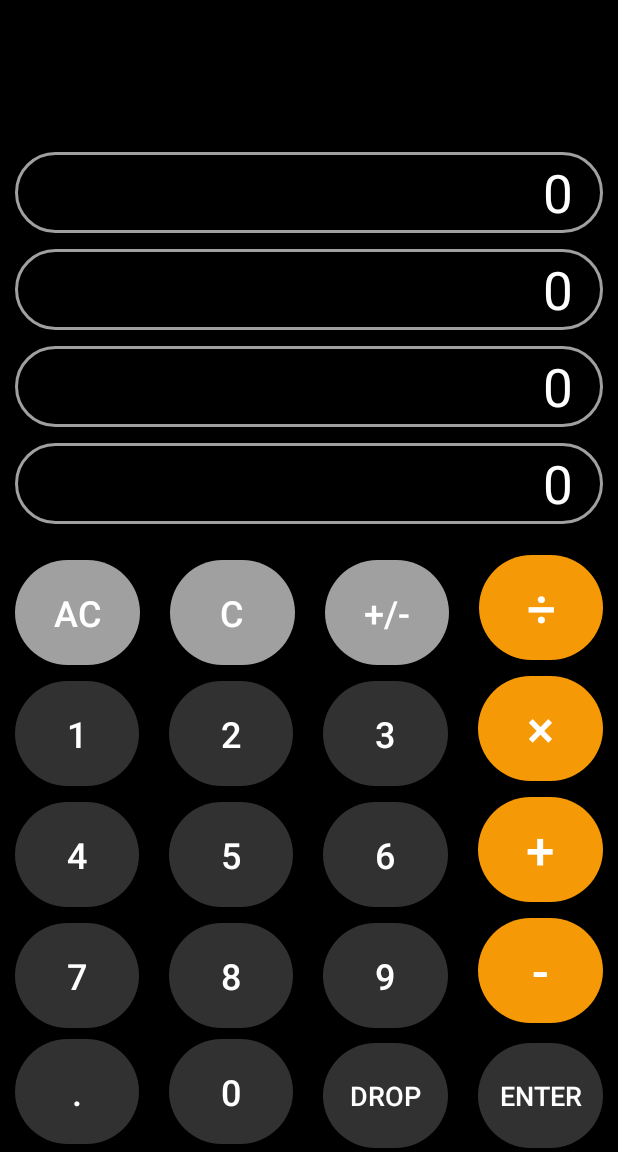
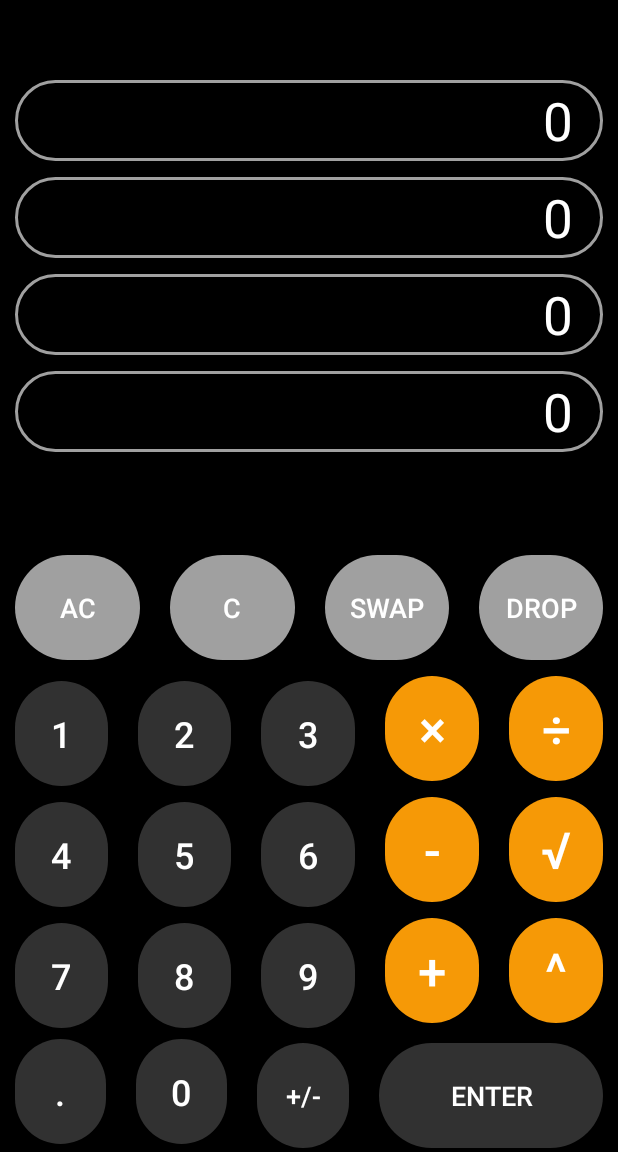
Before and after one commit to wachuuu/RPN-calculator, an Android app: the screen it shows after launch (MainActivity), on a phone screen of 412 x 824 dp, the part 84-1236 px from its top. Run offline under Robolectric (Android 15) with nearby library versions, the phone set to English and light mode, and no system bars.

Commit message:
additional math operators

```diff
--- a/app/src/main/java/com/example/rpncalc/MainActivity.kt
+++ b/app/src/main/java/com/example/rpncalc/MainActivity.kt
@@ -2,12 +2,28 @@ package com.example.rpncalc
 
 import androidx.appcompat.app.AppCompatActivity
 import android.os.Bundle
-import android.view.Window
-import android.view.WindowManager
+import android.view.View
+import android.widget.Button
+import android.widget.TextView
 
 class MainActivity : AppCompatActivity() {
     override fun onCreate(savedInstanceState: Bundle?) {
         super.onCreate(savedInstanceState)
         setContentView(R.layout.activity_main)
     }
+
+    fun numberClicked(v: View) {
+        val b: Button = v as Button
+        val row: TextView = findViewById(R.id.row0)
+        if (row.text == getString(R.string.zero)) {
+            row.text = b.text.toString()
+        } else {
+            row.text = row.text.toString().plus(b.text.toString())
+        }
+    }
+
+    fun clear(v: View) {
+        val row: TextView = findViewById(R.id.row0)
+        row.text = getString(R.string.zero)
+    }
 }
--- a/app/src/main/res/layout/activity_main.xml
+++ b/app/src/main/res/layout/activity_main.xml
@@ -5,7 +5,8 @@
     android:layout_width="match_parent"
     android:layout_height="match_parent"
     android:background="@color/black"
-    tools:context=".MainActivity">
+    tools:context=".MainActivity"
+    tools:ignore="UsingOnClickInXml">
 
     <LinearLayout
         android:id="@+id/linearLayout"
@@ -16,10 +17,11 @@
         app:layout_constraintBottom_toTopOf="@+id/tableLayout"
         app:layout_constraintEnd_toEndOf="parent"
         app:layout_constraintHorizontal_bias="0.5"
-        app:layout_constraintStart_toStartOf="parent">
+        app:layout_constraintStart_toStartOf="parent"
+        app:layout_constraintTop_toTopOf="parent">
 
         <TextView
-            android:id="@+id/textView"
+            android:id="@+id/row3"
             android:layout_width="match_parent"
             android:layout_height="wrap_content"
             android:layout_marginHorizontal="10dp"
@@ -34,7 +36,7 @@
             android:textSize="35sp" />
 
         <TextView
-            android:id="@+id/textView2"
+            android:id="@+id/row2"
             android:layout_width="match_parent"
             android:layout_height="wrap_content"
             android:layout_marginHorizontal="10dp"
@@ -49,7 +51,7 @@
             android:textSize="35sp" />
 
         <TextView
-            android:id="@+id/textView3"
+            android:id="@+id/row1"
             android:layout_width="match_parent"
             android:layout_height="wrap_content"
             android:layout_marginHorizontal="10dp"
@@ -64,7 +66,7 @@
             android:textSize="35sp" />
 
         <TextView
-            android:id="@+id/textView4"
+            android:id="@+id/row0"
             android:layout_width="match_parent"
             android:layout_height="wrap_content"
             android:layout_marginHorizontal="10dp"
@@ -94,7 +96,6 @@
 
 
             <androidx.appcompat.widget.AppCompatButton
-
                 android:id="@+id/clearallbtn"
                 style="@style/Widget.AppCompat.Button.Borderless"
                 android:layout_width="wrap_content"
@@ -106,10 +107,9 @@
                 android:backgroundTint="@color/primary_light"
                 android:text="@string/clearall"
                 android:textColor="@color/white"
-                android:textSize="24sp" />
+                android:textSize="18sp" />
 
             <androidx.appcompat.widget.AppCompatButton
-
                 android:id="@+id/clearbtn"
                 style="@style/Widget.AppCompat.Button.Borderless"
                 android:layout_width="wrap_content"
@@ -119,13 +119,13 @@
                 android:layout_weight="1"
                 android:background="@drawable/rounded"
                 android:backgroundTint="@color/primary_light"
+                android:onClick="clear"
                 android:text="@string/clear"
                 android:textColor="@color/white"
-                android:textSize="24sp" />
+                android:textSize="18sp" />
 
             <androidx.appcompat.widget.AppCompatButton
-
-                android:id="@+id/plusminusbtn"
+                android:id="@+id/swapbtn"
                 style="@style/Widget.AppCompat.Button.Borderless"
                 android:layout_width="wrap_content"
                 android:layout_height="70dp"
@@ -134,15 +134,92 @@
                 android:layout_weight="1"
                 android:background="@drawable/rounded"
                 android:backgroundTint="@color/primary_light"
-                android:text="@string/plusminus"
+                android:text="@string/swap"
+                android:textColor="@color/white"
+                android:textSize="18sp" />
+
+
+            <androidx.appcompat.widget.AppCompatButton
+                android:id="@+id/dropbtn"
+                style="@style/Widget.AppCompat.Button.Borderless"
+                android:layout_width="wrap_content"
+                android:layout_height="70dp"
+                android:layout_marginHorizontal="10dp"
+                android:layout_marginVertical="5dp"
+                android:layout_weight="1"
+                android:background="@drawable/rounded"
+                android:backgroundTint="@color/primary_light"
+                android:text="@string/drop"
+                android:textColor="@color/white"
+                android:textSize="18sp" />
+
+
+        </TableRow>
+
+        <TableRow
+            android:layout_width="match_parent"
+            android:layout_height="match_parent">
+
+            <androidx.appcompat.widget.AppCompatButton
+                android:id="@+id/onebtn"
+                style="@style/Widget.AppCompat.Button.Borderless"
+                android:layout_width="0dp"
+                android:layout_height="70dp"
+                android:layout_marginHorizontal="10dp"
+                android:layout_marginVertical="5dp"
+                android:layout_weight="1"
+                android:background="@drawable/rounded"
+                android:onClick="numberClicked"
+                android:text="@string/one"
                 android:textColor="@color/white"
                 android:textSize="24sp" />
 
             <androidx.appcompat.widget.AppCompatButton
+                android:id="@+id/twobtn"
+                style="@style/Widget.AppCompat.Button.Borderless"
+                android:layout_width="0dp"
+                android:layout_height="70dp"
+                android:layout_marginHorizontal="10dp"
+                android:layout_marginVertical="5dp"
+                android:layout_weight="1"
+                android:background="@drawable/rounded"
+                android:onClick="numberClicked"
+                android:text="@string/two"
+                android:textColor="@color/white"
+                android:textSize="24sp" />
 
+            <androidx.appcompat.widget.AppCompatButton
+                android:id="@+id/threebtn"
+                style="@style/Widget.AppCompat.Button.Borderless"
+                android:layout_width="0dp"
+                android:layout_height="70dp"
+                android:layout_marginHorizontal="10dp"
+                android:layout_marginVertical="5dp"
+                android:layout_weight="1"
+                android:background="@drawable/rounded"
+                android:onClick="numberClicked"
+                android:text="@string/three"
+                android:textColor="@color/white"
+                android:textSize="24sp" />
+
+            <androidx.appcompat.widget.AppCompatButton
+                android:id="@+id/multiplybtn"
+                style="@style/Widget.AppCompat.Button.Borderless"
+                android:layout_width="0dp"
+                android:layout_height="70dp"
+                android:layout_marginHorizontal="10dp"
+                android:layout_marginVertical="5dp"
+                android:layout_weight="1"
+                android:background="@drawable/rounded"
+                android:backgroundTint="@color/accent"
+                android:text="@string/multiply"
+                android:textColor="@color/white"
+                android:textSize="34sp" />
+
+            <androidx.appcompat.widget.AppCompatButton
                 android:id="@+id/dividebtn"
                 style="@style/Widget.AppCompat.Button.Borderless"
-                android:layout_width="wrap_content"
+                android:layout_width="0dp"
                 android:layout_height="70dp"
                 android:layout_marginHorizontal="10dp"
                 android:layout_marginVertical="5dp"
@@ -161,50 +238,50 @@
             android:layout_height="match_parent">
 
             <androidx.appcompat.widget.AppCompatButton
-
+                android:id="@+id/fourbtn"
                 style="@style/Widget.AppCompat.Button.Borderless"
-                android:id="@+id/onebtn"
                 android:layout_width="0dp"
                 android:layout_height="70dp"
                 android:layout_marginHorizontal="10dp"
                 android:layout_marginVertical="5dp"
-                android:textColor="@color/white"
-                android:textSize="24sp"
                 android:layout_weight="1"
                 android:background="@drawable/rounded"
-                android:text="@string/one" />
+                android:onClick="numberClicked"
+                android:text="@string/four"
+                android:textColor="@color/white"
+                android:textSize="24sp" />
 
             <androidx.appcompat.widget.AppCompatButton
-
+                android:id="@+id/fivebtn"
                 style="@style/Widget.AppCompat.Button.Borderless"
-                android:id="@+id/twobtn"
                 android:layout_width="0dp"
                 android:layout_height="70dp"
                 android:layout_marginHorizontal="10dp"
                 android:layout_marginVertical="5dp"
-                android:textColor="@color/white"
-                android:textSize="24sp"
                 android:layout_weight="1"
                 android:background="@drawable/rounded"
-                android:text="@string/two" />
+                android:onClick="numberClicked"
+                android:text="@string/five"
+                android:textColor="@color/white"
+                android:textSize="24sp" />
 
             <androidx.appcompat.widget.AppCompatButton
 
+                android:id="@+id/sixbtn"
                 style="@style/Widget.AppCompat.Button.Borderless"
-                android:id="@+id/threebtn"
                 android:layout_width="0dp"
                 android:layout_height="70dp"
                 android:layout_marginHorizontal="10dp"
                 android:layout_marginVertical="5dp"
-                android:textColor="@color/white"
-                android:textSize="24sp"
                 android:layout_weight="1"
                 android:background="@drawable/rounded"
-                android:text="@string/three" />
+                android:onClick="numberClicked"
+                android:text="@string/six"
+                android:textColor="@color/white"
+                android:textSize="24sp" />
 
             <androidx.appcompat.widget.AppCompatButton
-
-                android:id="@+id/multiplybtn"
+                android:id="@+id/subtractbtn"
                 style="@style/Widget.AppCompat.Button.Borderless"
                 android:layout_width="0dp"
                 android:layout_height="70dp"
@@ -213,7 +290,21 @@
                 android:layout_weight="1"
                 android:background="@drawable/rounded"
                 android:backgroundTint="@color/accent"
-                android:text="@string/multiply"
+                android:text="@string/subtract"
+                android:textColor="@color/white"
+                android:textSize="34sp" />
+
+            <androidx.appcompat.widget.AppCompatButton
+                android:id="@+id/sqrtbtn"
+                style="@style/Widget.AppCompat.Button.Borderless"
+                android:layout_width="0dp"
+                android:layout_height="70dp"
+                android:layout_marginHorizontal="10dp"
+                android:layout_marginVertical="5dp"
+                android:layout_weight="1"
+                android:background="@drawable/rounded"
+                android:backgroundTint="@color/accent"
+                android:text="@string/sqrt"
                 android:textColor="@color/white"
                 android:textSize="34sp" />
         </TableRow>
@@ -223,49 +314,48 @@
             android:layout_height="match_parent">
 
             <androidx.appcompat.widget.AppCompatButton
-
+                android:id="@+id/sevenbtn"
                 style="@style/Widget.AppCompat.Button.Borderless"
-                android:id="@+id/fourbtn"
                 android:layout_width="0dp"
                 android:layout_height="70dp"
                 android:layout_marginHorizontal="10dp"
                 android:layout_marginVertical="5dp"
-                android:textColor="@color/white"
-                android:textSize="24sp"
                 android:layout_weight="1"
                 android:background="@drawable/rounded"
-                android:text="@string/four" />
+                android:onClick="numberClicked"
+                android:text="@string/seven"
+                android:textColor="@color/white"
+                android:textSize="24sp" />
 
             <androidx.appcompat.widget.AppCompatButton
-
+                android:id="@+id/eightbtn"
                 style="@style/Widget.AppCompat.Button.Borderless"
-                android:id="@+id/fivebtn"
                 android:layout_width="0dp"
                 android:layout_height="70dp"
                 android:layout_marginHorizontal="10dp"
                 android:layout_marginVertical="5dp"
-                android:textColor="@color/white"
-                android:textSize="24sp"
                 android:layout_weight="1"
                 android:background="@drawable/rounded"
-                android:text="@string/five" />
+                android:onClick="numberClicked"
+                android:text="@string/eight"
+                android:textColor="@color/white"
+                android:textSize="24sp" />
 
             <androidx.appcompat.widget.AppCompatButton
-
+                android:id="@+id/ninebtn"
                 style="@style/Widget.AppCompat.Button.Borderless"
-                android:id="@+id/sixbtn"
                 android:layout_width="0dp"
                 android:layout_height="70dp"
                 android:layout_marginHorizontal="10dp"
                 android:layout_marginVertical="5dp"
-                android:textColor="@color/white"
-                android:textSize="24sp"
                 android:layout_weight="1"
                 android:background="@drawable/rounded"
-                android:text="@string/six" />
+                android:onClick="numberClicked"
+                android:text="@string/nine"
+                android:textColor="@color/white"
+                android:textSize="24sp" />
 
             <androidx.appcompat.widget.AppCompatButton
-
                 android:id="@+id/addbtn"
                 style="@style/Widget.AppCompat.Button.Borderless"
                 android:layout_width="0dp"
@@ -278,57 +368,9 @@
                 android:text="@string/add"
                 android:textColor="@color/white"
                 android:textSize="34sp" />
-        </TableRow>
-
-        <TableRow
-            android:layout_width="match_parent"
-            android:layout_height="match_parent">
 
             <androidx.appcompat.widget.AppCompatButton
-
-                style="@style/Widget.AppCompat.Button.Borderless"
-                android:id="@+id/sevenbtn"
-                android:layout_width="0dp"
-                android:layout_height="70dp"
-                android:layout_marginHorizontal="10dp"
-                android:layout_marginVertical="5dp"
-                android:textColor="@color/white"
-                android:textSize="24sp"
-                android:layout_weight="1"
-                android:background="@drawable/rounded"
-                android:text="@string/seven" />
-
-            <androidx.appcompat.widget.AppCompatButton
-
-                style="@style/Widget.AppCompat.Button.Borderless"
-                android:id="@+id/eightbtn"
-                android:layout_width="0dp"
-                android:layout_height="70dp"
-                android:layout_marginHorizontal="10dp"
-                android:layout_marginVertical="5dp"
-                android:textColor="@color/white"
-                android:textSize="24sp"
-                android:layout_weight="1"
-                android:background="@drawable/rounded"
-                android:text="@string/eight" />
-
-            <androidx.appcompat.widget.AppCompatButton
-
-                style="@style/Widget.AppCompat.Button.Borderless"
-                android:id="@+id/ninebtn"
-                android:layout_width="0dp"
-                android:layout_height="70dp"
-                android:layout_marginHorizontal="10dp"
-                android:layout_marginVertical="5dp"
-                android:textColor="@color/white"
-                android:textSize="24sp"
-                android:layout_weight="1"
-                android:background="@drawable/rounded"
-                android:text="@string/nine" />
-
-            <androidx.appcompat.widget.AppCompatButton
-
-                android:id="@+id/subtractbtn"
+                android:id="@+id/powbtn"
                 style="@style/Widget.AppCompat.Button.Borderless"
                 android:layout_width="0dp"
                 android:layout_height="70dp"
@@ -337,7 +379,7 @@
                 android:layout_weight="1"
                 android:background="@drawable/rounded"
                 android:backgroundTint="@color/accent"
-                android:text="@string/subtract"
+                android:text="@string/pow"
                 android:textColor="@color/white"
                 android:textSize="34sp" />
         </TableRow>
@@ -347,61 +389,58 @@
             android:layout_height="match_parent">
 
             <androidx.appcompat.widget.AppCompatButton
-
+                android:id="@+id/dotbtn"
                 style="@style/Widget.AppCompat.Button.Borderless"
-                android:id="@+id/dotbtn"
                 android:layout_width="0dp"
                 android:layout_height="70dp"
                 android:layout_marginHorizontal="10dp"
                 android:layout_marginVertical="5dp"
-                android:textColor="@color/white"
-                android:textSize="24sp"
                 android:layout_weight="1"
                 android:background="@drawable/rounded"
-                android:text="@string/dot" />
+                android:text="@string/dot"
+                android:textColor="@color/white"
+                android:textSize="24sp" />
 
             <androidx.appcompat.widget.AppCompatButton
-
                 android:id="@+id/zerobtn"
                 style="@style/Widget.AppCompat.Button.Borderless"
                 android:layout_width="0dp"
                 android:layout_height="70dp"
                 android:layout_marginHorizontal="10dp"
                 android:layout_marginVertical="5dp"
+                android:layout_weight="1"
+                android:background="@drawable/rounded"
+                android:onClick="numberClicked"
+                android:text="@string/zero"
                 android:textColor="@color/white"
                 android:textSize="24sp"
-                android:layout_weight="1"
-                android:background="@drawable/rounded"
-                android:text="@string/zero"
                 tools:ignore="DuplicateSpeakableTextCheck" />
 
             <androidx.appcompat.widget.AppCompatButton
-
+                android:id="@+id/plusminusbtn"
                 style="@style/Widget.AppCompat.Button.Borderless"
-                android:id="@+id/dropbtn"
                 android:layout_width="0dp"
                 android:layout_height="70dp"
                 android:layout_marginHorizontal="10dp"
                 android:layout_marginVertical="5dp"
-                android:textColor="@color/white"
-                android:textSize="18sp"
                 android:layout_weight="1"
                 android:background="@drawable/rounded"
-                android:text="@string/drop" />
+                android:text="@string/plusminus"
+                android:textColor="@color/white"
+                android:textSize="18sp" />
 
             <androidx.appcompat.widget.AppCompatButton
-
+                android:id="@+id/enterbtn"
                 style="@style/Widget.AppCompat.Button.Borderless"
-                android:id="@+id/enterbtn"
-                android:layout_width="0dp"
+                android:layout_width="wrap_content"
                 android:layout_height="70dp"
                 android:layout_marginHorizontal="10dp"
                 android:layout_marginVertical="5dp"
-                android:textColor="@color/white"
-                android:textSize="18sp"
                 android:layout_weight="1"
                 android:background="@drawable/rounded"
-                android:text="@string/enter" />
+                android:text="@string/enter"
+                android:textColor="@color/white"
+                android:textSize="18sp" />
         </TableRow>
 
     </TableLayout>
--- a/app/src/main/res/values/strings.xml
+++ b/app/src/main/res/values/strings.xml
@@ -25,5 +25,7 @@
     <string name="subtract">-</string>
     <string name="multiply">×</string>
     <string name="divide">÷</string>
+    <string name="sqrt">√</string>
+    <string name="pow">^</string>
 
 </resources>
```
